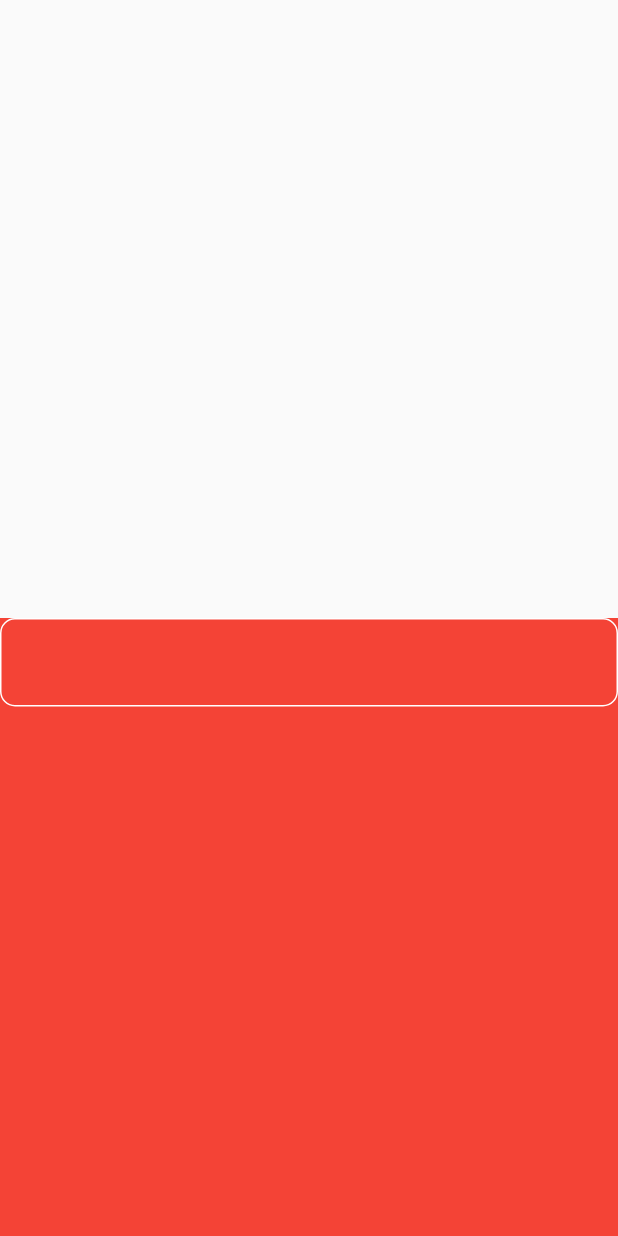
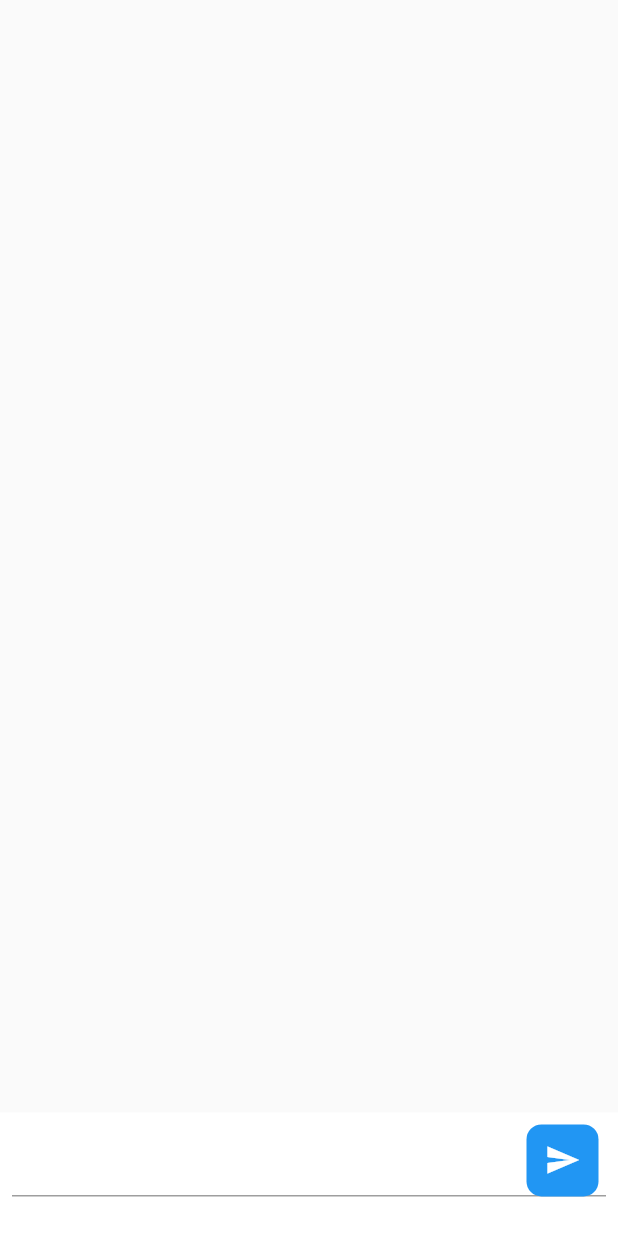
Before and after one commit to ScribbleRiyad/Flutter_Socket_test, a Flutter app: the ChatScreen screen opened directly, on a phone screen of 412 x 824 dp. Run offline on Flutter 3.47's test engine with Material 2 defaults, Android fonts, the phone set to English and light mode, and no system bars.

Commit message:
Chat screen

```diff
--- a/socket_chat_app/lib/chat_screen.dart
+++ b/socket_chat_app/lib/chat_screen.dart
@@ -1,4 +1,3 @@
-import 'dart:html';
 
 import 'package:flutter/material.dart';
 
@@ -18,15 +17,29 @@ class _ChatScreenState extends State<ChatScreen> {
       body: Column(
         children: [
           Expanded( flex: 9, child: Container(),),
-            Expanded( flex: 9, child: Container(
-              color: Colors.red,
-              child: TextField(
-                controller: messageInputController,
-                decoration: InputDecoration(
-                  enabledBorder: OutlineInputBorder(
-                    borderSide: const BorderSide(color: Colors.white),
-                    borderRadius: BorderRadius.circular(10)
-                  )
+            Expanded( child: Container(
+              color: Colors.white,
+              child: Padding(
+                padding: const EdgeInsets.all(8.0),
+                child: TextField(
+                  controller: messageInputController,
+                  decoration: InputDecoration(
+
+                    focusedBorder: OutlineInputBorder(
+                      borderSide: const BorderSide(color: Colors.black),
+                      borderRadius: BorderRadius.circular(10)
+                    ),
+                    suffixIcon: Container(
+                      margin: const EdgeInsets.only(right:5),
+                      decoration: BoxDecoration(
+                        borderRadius: BorderRadius.circular(10),color: Colors.blue,
+
+                      ),
+                      child: IconButton(onPressed: (){}, icon: const Icon(Icons.send, color: Colors.white,)),
+
+
+                    ),
+                  ),
                 ),
               ),
             ),),
```
Also changed, not shown: socket_chat_app/lib/main.dart (+4 -9 lines).
